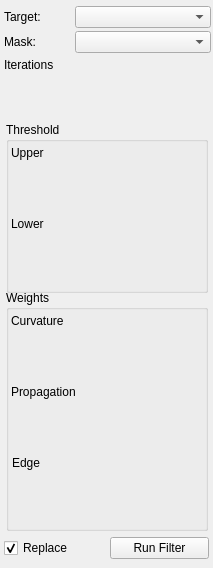
First picture: the form in src/Interface/ToolInterface/ThresholdSegmentationLSFilterInterface.ui, repository SCIInstitute/Seg3D, before the edit.
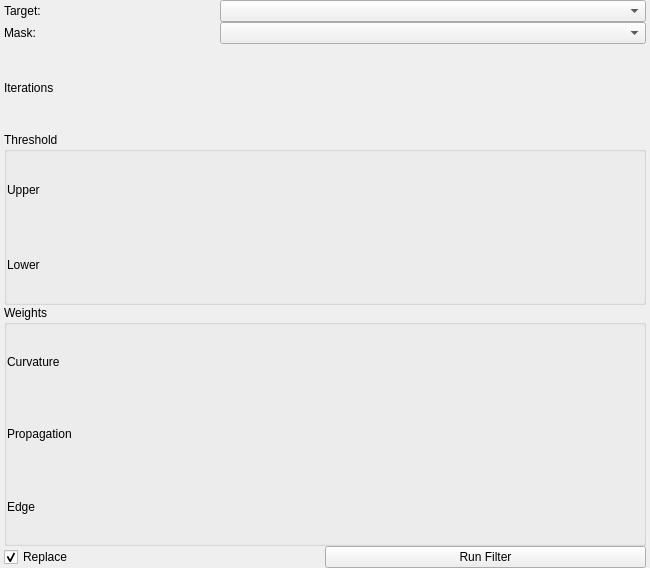
Second picture: the form after the edit.

The edit to the form file:
```diff
--- a/src/Interface/ToolInterface/ThresholdSegmentationLSFilterInterface.ui
+++ b/src/Interface/ToolInterface/ThresholdSegmentationLSFilterInterface.ui
@@ -6,12 +6,12 @@
    <rect>
     <x>0</x>
     <y>0</y>
-    <width>213</width>
+    <width>650</width>
     <height>568</height>
    </rect>
   </property>
   <property name="sizePolicy">
-   <sizepolicy hsizetype="Fixed" vsizetype="Fixed">
+   <sizepolicy hsizetype="Preferred" vsizetype="Fixed">
     <horstretch>0</horstretch>
     <verstretch>0</verstretch>
    </sizepolicy>
@@ -24,22 +24,30 @@
   </property>
   <property name="maximumSize">
    <size>
-    <width>213</width>
+    <width>16777215</width>
     <height>568</height>
    </size>
   </property>
   <property name="windowTitle">
    <string>Threshold Segmentation Level Set Filter</string>
   </property>
-  <widget class="QWidget" name="layoutWidget_2">
-   <property name="geometry">
-    <rect>
-     <x>4</x>
-     <y>4</y>
-     <width>207</width>
-     <height>26</height>
-    </rect>
+  <layout class="QVBoxLayout" name="verticalLayout_3">
+   <property name="spacing">
+    <number>0</number>
    </property>
+   <property name="leftMargin">
+    <number>4</number>
+   </property>
+   <property name="topMargin">
+    <number>0</number>
+   </property>
+   <property name="rightMargin">
+    <number>4</number>
+   </property>
+   <property name="bottomMargin">
+    <number>0</number>
+   </property>
+   <item>
    <layout class="QHBoxLayout" name="activeHLayout" stretch="1,2">
     <property name="spacing">
      <number>3</number>
@@ -59,15 +67,70 @@
      </widget>
     </item>
    </layout>
-  </widget>
+   </item>
+   <item>
+    <layout class="QHBoxLayout" name="maskHLayout" stretch="1,2">
+     <property name="spacing">
+      <number>3</number>
+     </property>
+     <item>
+      <widget class="QLabel" name="maskLabel">
+       <property name="text">
+        <string>Mask:</string>
+       </property>
+      </widget>
+     </item>
+     <item>
+      <widget class="QComboBox" name="maskComboBox"/>
+     </item>
+    </layout>
+   </item>
+   <item>
+    <layout class="QHBoxLayout" name="iterationsHLayout_top">
+     <item>
+      <widget class="QLabel" name="iterationsLabel">
+       <property name="text">
+        <string>Iterations</string>
+       </property>
+      </widget>
+     </item>
+     <item>
+      <spacer name="iterationsHSpacer">
+       <property name="orientation">
+        <enum>Qt::Horizontal</enum>
+       </property>
+       <property name="sizeHint" stdset="0">
+        <size>
+         <width>40</width>
+         <height>20</height>
+        </size>
+       </property>
+      </spacer>
+     </item>
+    </layout>
+   </item>
+   <item>
+    <layout class="QHBoxLayout" name="iterationsHLayout_bottom"/>
+   </item>
+   <item>
   <widget class="QGroupBox" name="thresholdGroupBox">
-   <property name="geometry">
-    <rect>
-     <x>6</x>
-     <y>122</y>
-     <width>202</width>
-     <height>171</height>
-    </rect>
+     <property name="sizePolicy">
+      <sizepolicy hsizetype="Expanding" vsizetype="Fixed">
+       <horstretch>0</horstretch>
+       <verstretch>0</verstretch>
+      </sizepolicy>
+     </property>
+     <property name="minimumSize">
+      <size>
+       <width>0</width>
+       <height>173</height>
+      </size>
+     </property>
+     <property name="maximumSize">
+      <size>
+       <width>16777215</width>
+       <height>173</height>
+      </size>
    </property>
    <property name="title">
     <string>Threshold</string>
@@ -75,37 +138,14 @@
    <property name="flat">
     <bool>false</bool>
    </property>
-   <widget class="QWidget" name="layoutWidget_6">
-    <property name="geometry">
-     <rect>
-      <x>5</x>
-      <y>112</y>
-      <width>193</width>
-      <height>51</height>
-     </rect>
-    </property>
-    <layout class="QHBoxLayout" name="lowerHLayout_bottom"/>
-   </widget>
-   <widget class="QWidget" name="layoutWidget_7">
-    <property name="geometry">
-     <rect>
-      <x>5</x>
-      <y>41</y>
-      <width>193</width>
-      <height>51</height>
-     </rect>
-    </property>
-    <layout class="QHBoxLayout" name="upperHLayout_bottom"/>
-   </widget>
-   <widget class="QWidget" name="layoutWidget_8">
-    <property name="geometry">
-     <rect>
-      <x>5</x>
-      <y>20</y>
-      <width>193</width>
-      <height>22</height>
-     </rect>
-    </property>
+     <layout class="QVBoxLayout" name="verticalLayout">
+      <property name="spacing">
+       <number>0</number>
+      </property>
+      <property name="margin">
+       <number>0</number>
+      </property>
+      <item>
     <layout class="QHBoxLayout" name="upperHLayout_top">
      <item>
       <widget class="QLabel" name="upperLabel">
@@ -128,16 +168,11 @@
       </spacer>
      </item>
     </layout>
-   </widget>
-   <widget class="QWidget" name="layoutWidget_9">
-    <property name="geometry">
-     <rect>
-      <x>5</x>
-      <y>91</y>
-      <width>193</width>
-      <height>22</height>
-     </rect>
-    </property>
+      </item>
+      <item>
+       <layout class="QHBoxLayout" name="upperHLayout_bottom"/>
+      </item>
+      <item>
     <layout class="QHBoxLayout" name="lowerHLayout_top">
      <item>
       <widget class="QLabel" name="lowerLabel">
@@ -160,84 +195,32 @@
       </spacer>
      </item>
     </layout>
-   </widget>
-  </widget>
-  <widget class="QWidget" name="layoutWidget_4">
-   <property name="geometry">
-    <rect>
-     <x>4</x>
-     <y>29</y>
-     <width>207</width>
-     <height>26</height>
-    </rect>
-   </property>
-   <layout class="QHBoxLayout" name="maskHLayout" stretch="1,2">
-    <property name="spacing">
-     <number>3</number>
-    </property>
-    <item>
-     <widget class="QLabel" name="maskLabel">
-      <property name="text">
-       <string>Mask:</string>
-      </property>
-     </widget>
     </item>
     <item>
-     <widget class="QComboBox" name="maskComboBox"/>
+       <layout class="QHBoxLayout" name="lowerHLayout_bottom"/>
     </item>
    </layout>
   </widget>
-  <widget class="QWidget" name="layoutWidget_10">
-   <property name="geometry">
-    <rect>
-     <x>4</x>
-     <y>75</y>
-     <width>205</width>
-     <height>51</height>
-    </rect>
-   </property>
-   <layout class="QHBoxLayout" name="iterationsHLayout_bottom"/>
-  </widget>
-  <widget class="QWidget" name="layoutWidget_11">
-   <property name="geometry">
-    <rect>
-     <x>4</x>
-     <y>54</y>
-     <width>205</width>
-     <height>22</height>
-    </rect>
-   </property>
-   <layout class="QHBoxLayout" name="iterationsHLayout_top">
-    <item>
-     <widget class="QLabel" name="iterationsLabel">
-      <property name="text">
-       <string>Iterations</string>
-      </property>
-     </widget>
     </item>
     <item>
-     <spacer name="iterationsHSpacer">
-      <property name="orientation">
-       <enum>Qt::Horizontal</enum>
-      </property>
-      <property name="sizeHint" stdset="0">
-       <size>
-        <width>40</width>
-        <height>20</height>
-       </size>
-      </property>
-     </spacer>
-    </item>
-   </layout>
-  </widget>
   <widget class="QGroupBox" name="weightsGroupBox">
-   <property name="geometry">
-    <rect>
-     <x>6</x>
-     <y>290</y>
-     <width>202</width>
+     <property name="sizePolicy">
+      <sizepolicy hsizetype="Expanding" vsizetype="Fixed">
+       <horstretch>0</horstretch>
+       <verstretch>0</verstretch>
+      </sizepolicy>
+     </property>
+     <property name="minimumSize">
+      <size>
+       <width>0</width>
      <height>241</height>
-    </rect>
+      </size>
+     </property>
+     <property name="maximumSize">
+      <size>
+       <width>16777215</width>
+       <height>241</height>
+      </size>
    </property>
    <property name="title">
     <string>Weights</string>
@@ -245,37 +228,14 @@
    <property name="flat">
     <bool>false</bool>
    </property>
-   <widget class="QWidget" name="layoutWidget_12">
-    <property name="geometry">
-     <rect>
-      <x>5</x>
-      <y>112</y>
-      <width>193</width>
-      <height>51</height>
-     </rect>
-    </property>
-    <layout class="QHBoxLayout" name="propagationHLayout_bottom"/>
-   </widget>
-   <widget class="QWidget" name="layoutWidget_13">
-    <property name="geometry">
-     <rect>
-      <x>5</x>
-      <y>41</y>
-      <width>193</width>
-      <height>51</height>
-     </rect>
-    </property>
-    <layout class="QHBoxLayout" name="curvatureHLayout_bottom"/>
-   </widget>
-   <widget class="QWidget" name="layoutWidget_14">
-    <property name="geometry">
-     <rect>
-      <x>5</x>
-      <y>20</y>
-      <width>193</width>
-      <height>22</height>
-     </rect>
-    </property>
+     <layout class="QVBoxLayout" name="verticalLayout_2">
+      <property name="spacing">
+       <number>0</number>
+      </property>
+      <property name="margin">
+       <number>0</number>
+      </property>
+      <item>
     <layout class="QHBoxLayout" name="curvatureHLayout_top">
      <item>
       <widget class="QLabel" name="curvatureLabel">
@@ -298,16 +258,11 @@
       </spacer>
      </item>
     </layout>
-   </widget>
-   <widget class="QWidget" name="layoutWidget_15">
-    <property name="geometry">
-     <rect>
-      <x>5</x>
-      <y>91</y>
-      <width>193</width>
-      <height>22</height>
-     </rect>
-    </property>
+      </item>
+      <item>
+       <layout class="QHBoxLayout" name="curvatureHLayout_bottom"/>
+      </item>
+      <item>
     <layout class="QHBoxLayout" name="propagationHLayout_top">
      <item>
       <widget class="QLabel" name="propagationLabel">
@@ -330,16 +285,11 @@
       </spacer>
      </item>
     </layout>
-   </widget>
-   <widget class="QWidget" name="layoutWidget_16">
-    <property name="geometry">
-     <rect>
-      <x>6</x>
-      <y>162</y>
-      <width>193</width>
-      <height>22</height>
-     </rect>
-    </property>
+      </item>
+      <item>
+       <layout class="QHBoxLayout" name="propagationHLayout_bottom"/>
+      </item>
+      <item>
     <layout class="QHBoxLayout" name="edgeHLayout_top">
      <item>
       <widget class="QLabel" name="edgeLabel">
@@ -362,28 +312,14 @@
       </spacer>
      </item>
     </layout>
-   </widget>
-   <widget class="QWidget" name="layoutWidget_17">
-    <property name="geometry">
-     <rect>
-      <x>6</x>
-      <y>183</y>
-      <width>193</width>
-      <height>51</height>
-     </rect>
-    </property>
+      </item>
+      <item>
     <layout class="QHBoxLayout" name="edgeHLayout_bottom"/>
-   </widget>
-  </widget>
-  <widget class="QWidget" name="layoutWidget">
-   <property name="geometry">
-    <rect>
-     <x>4</x>
-     <y>532</y>
-     <width>205</width>
-     <height>32</height>
-    </rect>
-   </property>
+      </item>
+     </layout>
+    </widget>
+   </item>
+   <item>
    <layout class="QHBoxLayout" name="replaceRunLayout">
     <item>
      <widget class="QCheckBox" name="replaceCheckBox">
@@ -403,7 +339,8 @@
      </widget>
     </item>
    </layout>
-  </widget>
+   </item>
+  </layout>
  </widget>
  <resources/>
  <connections/>
```
Left out of the diff: 6 changed lines with no effect on the pictures. Lines whose indentation alone changed are shown as unchanged.
